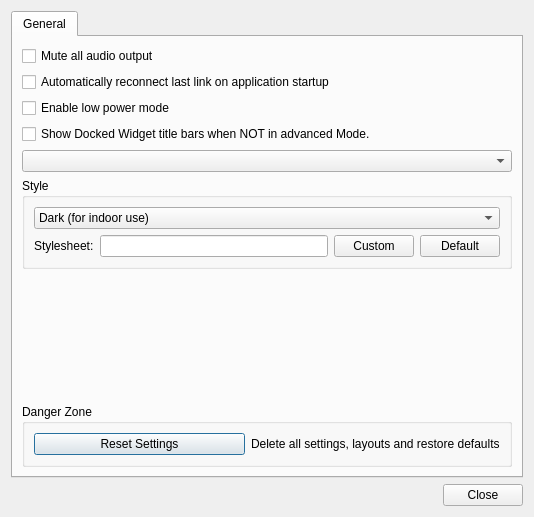
Qt form src/ui/QGCSettingsWidget.ui (mavlink/qgroundcontrol) before a commit.
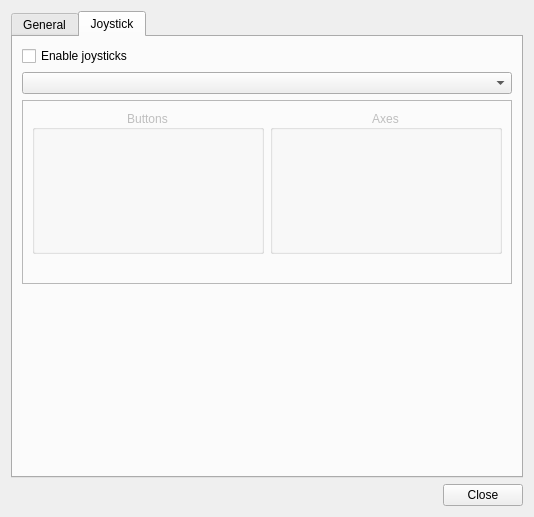
The same form after that commit. The open tabs and pages were chosen to show the change. Icons and pictures are not drawn.

Commit message: Move joystick configuration settings into general settings window.

Patch:
```diff
--- a/src/ui/QGCSettingsWidget.ui
+++ b/src/ui/QGCSettingsWidget.ui
@@ -189,6 +189,156 @@
        </item>
       </layout>
      </widget>
+     <widget class="QWidget" name="joystick">
+      <attribute name="title">
+       <string>Joystick</string>
+      </attribute>
+      <layout class="QVBoxLayout" name="verticalLayout_5">
+       <item>
+        <widget class="QCheckBox" name="enableCheckBox">
+         <property name="enabled">
+          <bool>true</bool>
+         </property>
+         <property name="text">
+          <string>Enable joysticks</string>
+         </property>
+        </widget>
+       </item>
+       <item>
+        <widget class="QComboBox" name="joystickNameComboBox">
+         <property name="enabled">
+          <bool>true</bool>
+         </property>
+         <property name="sizePolicy">
+          <sizepolicy hsizetype="Expanding" vsizetype="Fixed">
+           <horstretch>0</horstretch>
+           <verstretch>0</verstretch>
+          </sizepolicy>
+         </property>
+        </widget>
+       </item>
+       <item>
+        <widget class="QFrame" name="joystickFrame">
+         <property name="enabled">
+          <bool>false</bool>
+         </property>
+         <property name="frameShape">
+          <enum>QFrame::StyledPanel</enum>
+         </property>
+         <property name="frameShadow">
+          <enum>QFrame::Sunken</enum>
+         </property>
+         <layout class="QVBoxLayout" name="verticalLayout_4" stretch="0,0">
+          <property name="sizeConstraint">
+           <enum>QLayout::SetMinimumSize</enum>
+          </property>
+          <item>
+           <layout class="QHBoxLayout" name="horizontalLayout_2">
+            <item>
+             <widget class="QGroupBox" name="buttonBox_2">
+              <property name="sizePolicy">
+               <sizepolicy hsizetype="Preferred" vsizetype="MinimumExpanding">
+                <horstretch>0</horstretch>
+                <verstretch>0</verstretch>
+               </sizepolicy>
+              </property>
+              <property name="minimumSize">
+               <size>
+                <width>100</width>
+                <height>0</height>
+               </size>
+              </property>
+              <property name="maximumSize">
+               <size>
+                <width>16777215</width>
+                <height>16777215</height>
+               </size>
+              </property>
+              <property name="title">
+               <string>Buttons</string>
+              </property>
+              <property name="alignment">
+               <set>Qt::AlignCenter</set>
+              </property>
+              <property name="flat">
+               <bool>false</bool>
+              </property>
+              <layout class="QVBoxLayout" name="buttonLayout">
+               <property name="spacing">
+                <number>1</number>
+               </property>
+               <property name="sizeConstraint">
+                <enum>QLayout::SetMinimumSize</enum>
+               </property>
+               <property name="leftMargin">
+                <number>3</number>
+               </property>
+               <property name="topMargin">
+                <number>3</number>
+               </property>
+               <property name="rightMargin">
+                <number>3</number>
+               </property>
+               <property name="bottomMargin">
+                <number>3</number>
+               </property>
+              </layout>
+             </widget>
+            </item>
+            <item>
+             <widget class="QGroupBox" name="axesBox">
+              <property name="sizePolicy">
+               <sizepolicy hsizetype="Preferred" vsizetype="MinimumExpanding">
+                <horstretch>0</horstretch>
+                <verstretch>0</verstretch>
+               </sizepolicy>
+              </property>
+              <property name="minimumSize">
+               <size>
+                <width>100</width>
+                <height>0</height>
+               </size>
+              </property>
+              <property name="title">
+               <string>Axes</string>
+              </property>
+              <property name="alignment">
+               <set>Qt::AlignCenter</set>
+              </property>
+              <layout class="QHBoxLayout" name="axesLayout">
+               <property name="sizeConstraint">
+                <enum>QLayout::SetMinimumSize</enum>
+               </property>
+              </layout>
+             </widget>
+            </item>
+           </layout>
+          </item>
+          <item>
+           <widget class="QLabel" name="statusLabel">
+            <property name="text">
+             <string/>
+            </property>
+           </widget>
+          </item>
+         </layout>
+        </widget>
+       </item>
+       <item>
+        <spacer name="verticalSpacer_3">
+         <property name="orientation">
+          <enum>Qt::Vertical</enum>
+         </property>
+         <property name="sizeHint" stdset="0">
+          <size>
+           <width>20</width>
+           <height>40</height>
+          </size>
+         </property>
+        </spacer>
+       </item>
+      </layout>
+     </widget>
     </widget>
    </item>
    <item>
```
Left out of the diff: 3 changed lines with no effect on the pictures. The commit also changes 7 other files.
